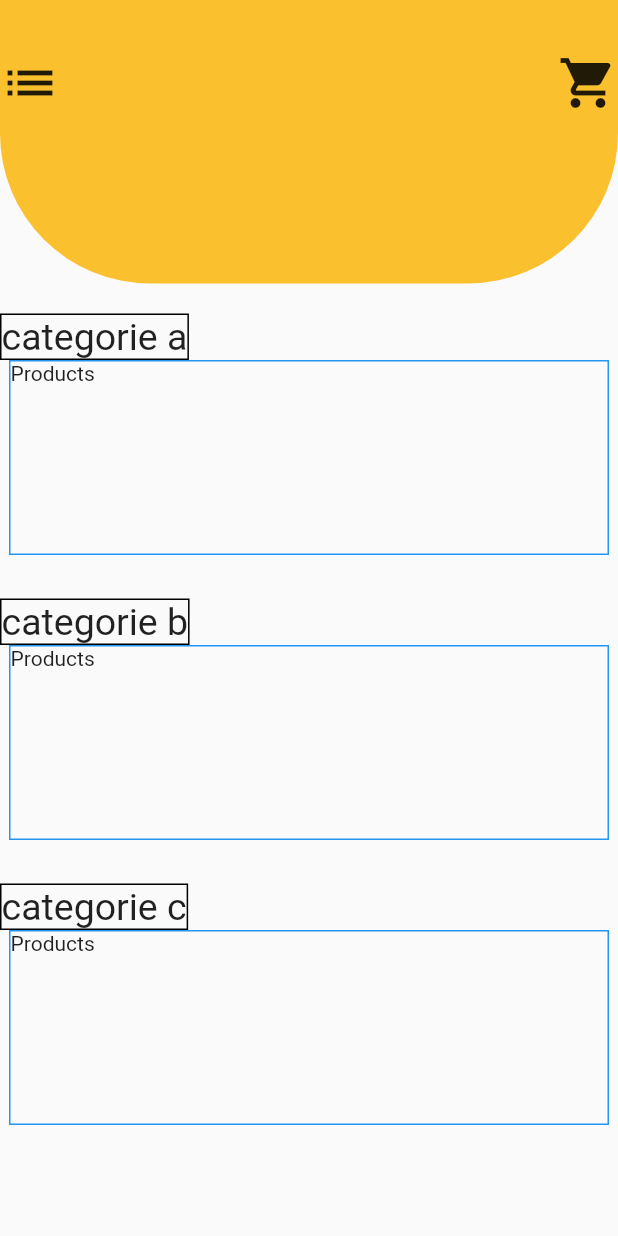
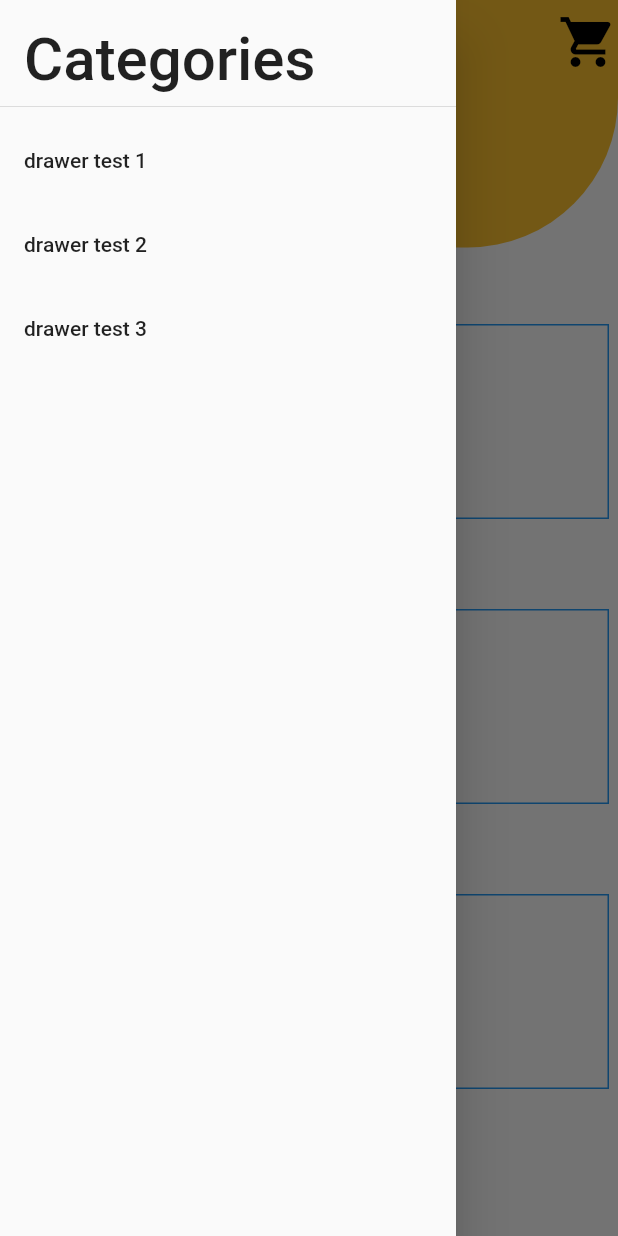
Before and after one commit to padfoot-16/shopApp, a Flutter app: the screen it shows after launch, with the side drawer open (before the commit the screen has no drawer), on a phone screen of 412 x 824 dp. Run offline on Flutter 3.47's test engine with Material 2 defaults, Android fonts, the phone set to English and light mode, and no system bars.

Commit message:
drawer works , shopping cart link works

```diff
--- a/lib/Pages/HomePage.dart
+++ b/lib/Pages/HomePage.dart
@@ -1,3 +1,4 @@
+
 import 'package:flutter/material.dart';
 
 import 'Shoppingcart.dart';
@@ -8,47 +9,11 @@ class Homepage extends StatelessWidget{
   @override
   Widget build(BuildContext context) {
   return Scaffold(
-          body: Column(
-        children: [
-          Container(
-            height: 189,
-            decoration: BoxDecoration(
-              borderRadius: BorderRadius.only(
-                  bottomLeft: Radius.circular(100),
-                  bottomRight: Radius.circular(100)),
-              color: Colors.yellow[700],
-            ),
-            child: Column(
-              children: [
-                SizedBox(height:35),
-                Row(
-                  mainAxisAlignment: MainAxisAlignment.spaceBetween,
-                  children:[
-                   GestureDetector(
-                     onTap: (){
-                       Drawer(child: ListView(children: [
-                         ListTile(
-                           title:Text("drawer test 1")
-                         ),
-                         ListTile(
-                           title:Text("drawer test 2")
-                         ),
-                         ListTile(
-                           title:Text("drawer test 3")
-                         )
-                       ],),
-                       );
-                       },
-                     child: Container(
-                        height: 40,
-                        child:Icon(
-                          Icons.list,
-                          size: 40,
-                          )
-                        ),
-                   ),
-
-                  GestureDetector(
+          appBar: AppBar(
+            backgroundColor: Colors.yellow[700],
+            iconTheme: IconThemeData(color: Colors.black),
+            elevation: 0,
+            actions: [GestureDetector(
                     onTap: (){
                       Navigator.push(
               context,
@@ -63,6 +28,47 @@ class Homepage extends StatelessWidget{
                         )
                       ),
                   ),
+                           ],
+                        ),
+                        drawer: Drawer(
+
+                          child:ListView(children: [
+                            Container(
+                              height: 79,
+                              child: DrawerHeader(
+                                child: Text("Categories",style: TextStyle(fontSize: 40 ),)
+                              )
+                              ),
+                  ListTile(
+                            title:Text("drawer test 1")
+                              ),
+                  ListTile(
+                            title:Text("drawer test 2")
+                          ),
+                  ListTile(
+                    title:Text("drawer test 3")
+                  )
+                  ],),
+                  ),
+                        body: Column(
+                      children: [
+                        Container(
+                          height: 109,
+                          decoration: BoxDecoration(
+                            borderRadius: BorderRadius.only(
+                                bottomLeft: Radius.circular(100),
+                                bottomRight: Radius.circular(100)),
+                            color: Colors.yellow[700],
+                          ),
+                          child: Column(
+                            children: [
+                              SizedBox(height:35),
+                              Row(
+                                mainAxisAlignment: MainAxisAlignment.spaceBetween,
+                                children:[
+
+
+
                                 ]
                               ),
                             ],
@@ -153,4 +159,5 @@ class Homepage extends StatelessWidget{
                     ),
                   );
               }
+
 }
```
Lines whose indentation alone changed are shown as unchanged.
